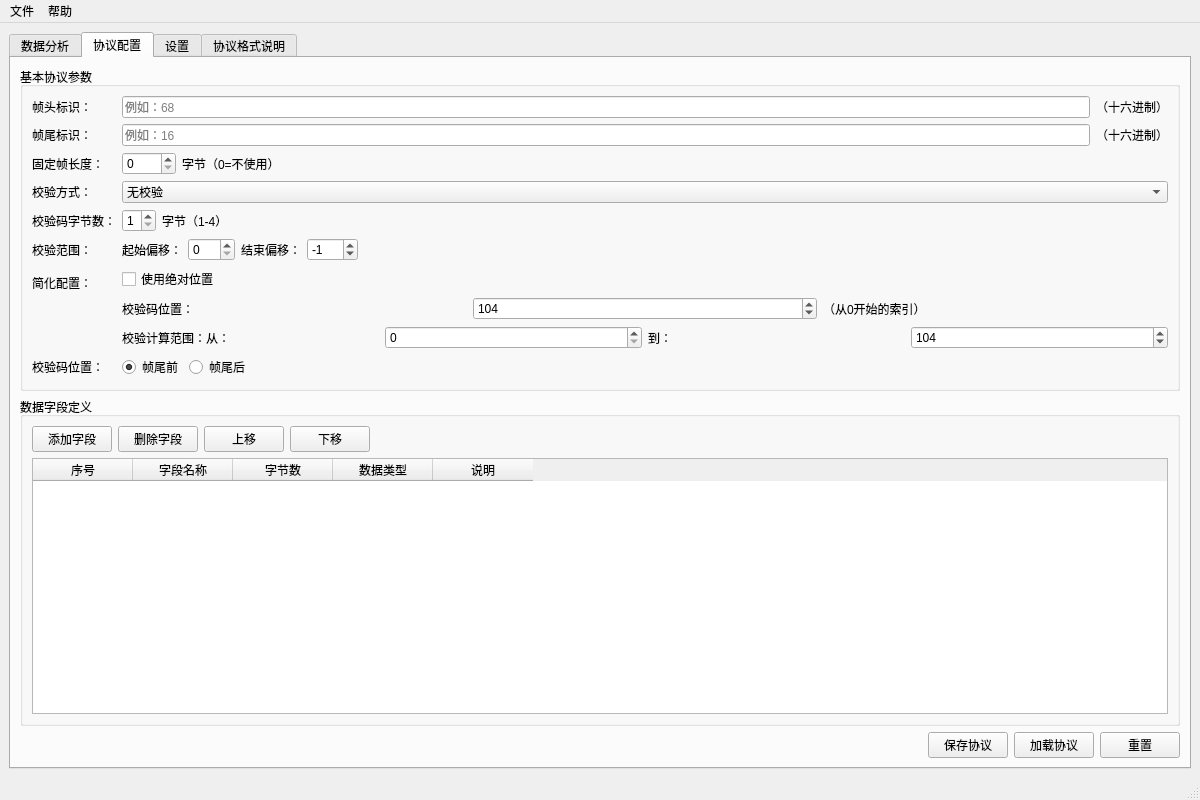
First picture: the form in form.ui, repository Aspiring-Freeman/SerialDataCompare, before the edit.
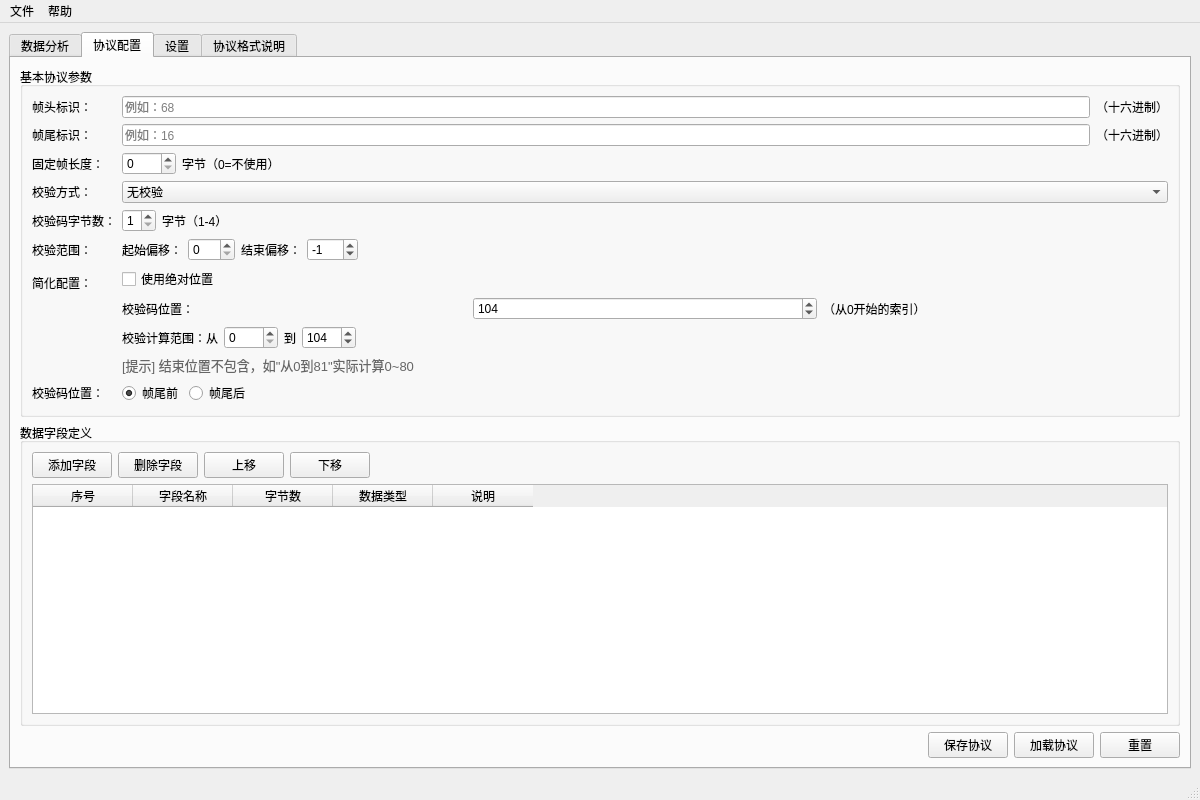
Second picture: the form after the edit. The open tabs and pages were chosen to show the change.

Diff of the .ui file:
```diff
--- a/form.ui
+++ b/form.ui
@@ -452,7 +452,10 @@
                <item>
                 <widget class="QLabel" name="label_checksum_calc_from">
                  <property name="text">
-                  <string>校验计算范围：从：</string>
+                  <string>校验计算范围：从</string>
+                 </property>
+                 <property name="toolTip">
+                  <string>校验计算起始位置（包含此位置）</string>
                  </property>
                 </widget>
                </item>
@@ -475,7 +478,10 @@
                <item>
                 <widget class="QLabel" name="label_checksum_calc_to">
                  <property name="text">
-                  <string>到：</string>
+                  <string>到</string>
+                 </property>
+                 <property name="toolTip">
+                  <string>校验计算结束位置（不包含此位置）</string>
                  </property>
                 </widget>
                </item>
@@ -495,8 +501,31 @@
                  </property>
                 </widget>
                </item>
+               <item>
+                <spacer name="horizontalSpacer_checksum_calc">
+                 <property name="orientation">
+                  <enum>Qt::Orientation::Horizontal</enum>
+                 </property>
+                 <property name="sizeHint" stdset="0">
+                  <size>
+                   <width>40</width>
+                   <height>20</height>
+                  </size>
+                 </property>
+                </spacer>
+               </item>
               </layout>
              </item>
+             <item>
+              <widget class="QLabel" name="label_checksum_range_hint">
+               <property name="text">
+                <string>[提示] 结束位置不包含，如"从0到81"实际计算0~80</string>
+               </property>
+               <property name="styleSheet">
+                <string notr="true">color: #666; font-size: 10pt;</string>
+               </property>
+              </widget>
+             </item>
             </layout>
            </item>
            <item row="7" column="0">
```
Left out of the diff: 7 changed lines with no effect on the pictures.
